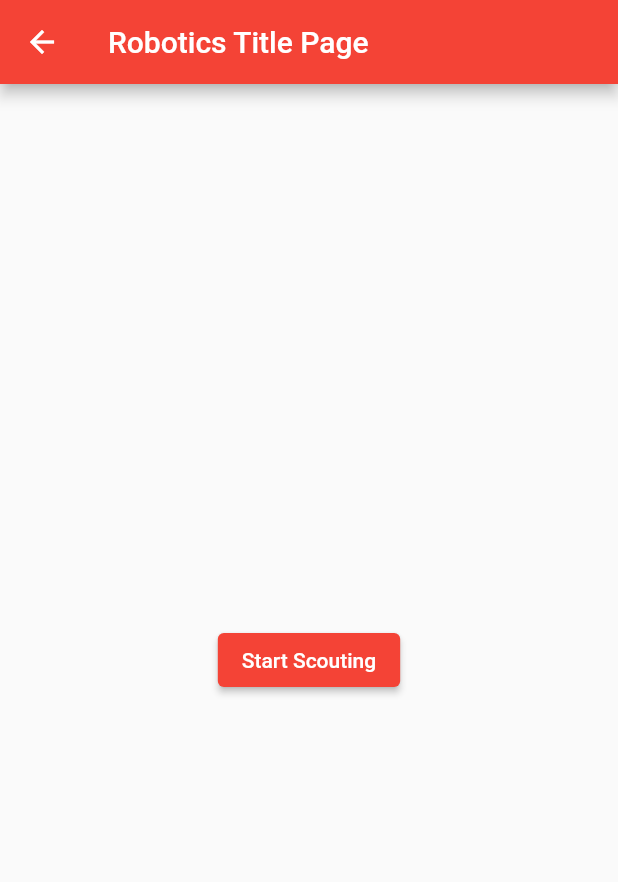
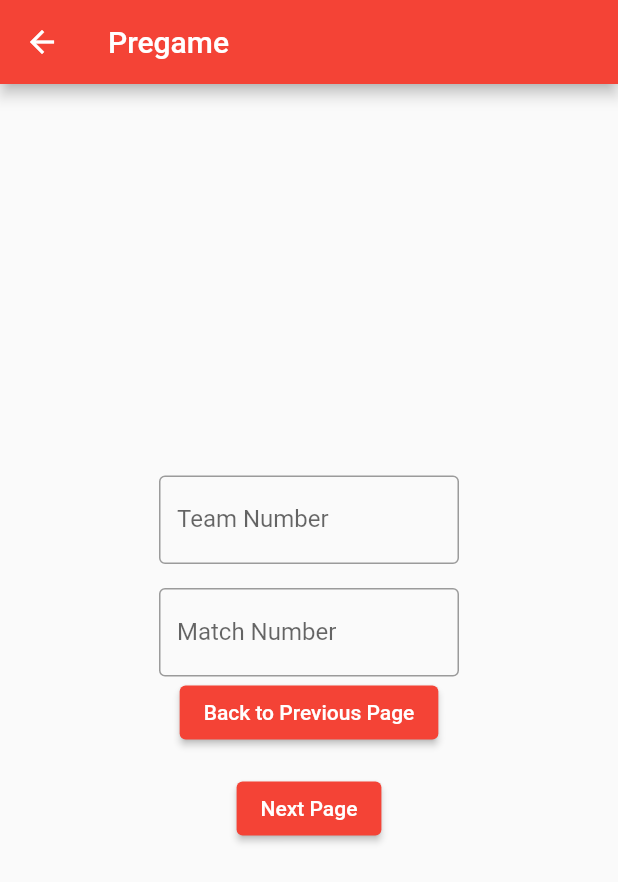
Before and after one commit to team4976/frc-2023-charged-up-scouting, a Flutter app: the AutoPage screen opened by its route, after a tap on "Back to Previous Page", on a phone screen of 412 x 824 dp. Shown: the top 882 px of the screen. Run offline on Flutter 3.47's test engine with Material 2 defaults, Android fonts, the phone set to English and light mode, and no system bars.

Commit message:
Added all of the basic pages, and also we can now focus on adding the code, the functions will help tremendously.

```diff
--- a/lib/Auto.dart
+++ b/lib/Auto.dart
@@ -1,5 +1,6 @@
 import 'package:flutter/material.dart';
 import 'Functions.dart' as Functions;
+
 class AutoPage extends StatefulWidget {
   const AutoPage({Key? key, required this.title}) : super(key: key);
 
@@ -23,7 +24,7 @@ class _AutoPageState extends State<AutoPage> {
           mainAxisAlignment: MainAxisAlignment.center,
               children: [
 
-                ElevatedButton(onPressed: (){Functions.functions.GotoPage("/Index", context);}, child:
+                ElevatedButton(onPressed: (){Functions.functions.GotoPage("/Pregame", context);}, child:
                   Text(
                       "Back to Previous Page"
                   )),
--- a/lib/Data.dart
+++ b/lib/Data.dart
@@ -1 +1,6 @@
 import 'package:flutter/material.dart';
+
+class dataclass {
+  static String TeamNumber = "";
+  static String MatchNumber = "";
+}
--- /dev/null
+++ b/lib/Pregameinfo.dart
@@ -0,0 +1,69 @@
+import 'package:flutter/material.dart';
+import 'Functions.dart';
+import 'Data.dart' as Data;
+
+class pregameinfo extends StatefulWidget {
+  const pregameinfo({Key? key, required this.title}) : super(key: key);
+
+  final String title;
+  @override
+  _pregameinfoState createState() => _pregameinfoState();
+}
+
+class _pregameinfoState extends State<pregameinfo> {
+
+
+  @override
+  Widget build(BuildContext context) {
+    return Scaffold(
+        appBar: AppBar(
+
+          title: Text(widget.title),
+        ),
+        body: Center(
+            child: Column(
+              mainAxisAlignment: MainAxisAlignment.center,
+              children: [
+
+                SizedBox( // <-- SEE HERE
+                  width: 200,
+                  child: TextField(
+                      decoration: const InputDecoration(
+                        labelText: 'Team Number',
+                        border: OutlineInputBorder(),
+                      ),
+                      onChanged: (String inputValue){
+                        Data.dataclass.TeamNumber = inputValue;
+                      }
+                  ),
+                ),
+                const Text(""),
+                SizedBox( // <-- SEE HERE
+                  width: 200,
+                  child: TextField(
+                    decoration: const InputDecoration(
+                      labelText: 'Match Number',
+                      border: OutlineInputBorder(),
+                    ),
+                    onChanged: (String inputValue){
+                      Data.dataclass.MatchNumber = inputValue;
+                    }
+                  ),
+                ),
+
+                //Basic code for switching pages
+                ElevatedButton(onPressed: (){functions.GotoPage("/Index", context);}, child:
+                const Text(
+                    "Back to Previous Page"
+                )),
+
+                const Text(""),
+
+                ElevatedButton(onPressed: (){functions.GotoPage("/Auto", context);}, child:
+                 const Text(
+                    "Next Page"
+                )),
+              ],
+            )));
+  }
+}
--- a/lib/main.dart
+++ b/lib/main.dart
@@ -3,6 +3,8 @@
 import 'Teleop.dart' as Teleop;
 import 'Functions.dart' as Functions;
 import 'Endgame.dart' as Endgame;
+import 'Pregameinfo.dart' as Pregame;
+
 void main() {
   runApp(const MyApp());
 }
@@ -22,6 +24,7 @@
       home: const MyHomePage(title: 'Flutter Demo Home Page'),
       routes: {
         // Add the routes here
+        '/Pregame': (context) => Pregame.pregameinfo(title: 'Pregame'),
         '/Index': (context) => MyHomePage(title: 'Robotics Title Page'),
         '/Auto': (context) => AutoFile.AutoPage(title: 'Autonomous Period'),
         '/Teleop': (context) => Teleop.teleop(title: 'Teleop'),
@@ -55,7 +58,7 @@
             child: Column(
               mainAxisAlignment: MainAxisAlignment.center,
               children: [
-                ElevatedButton(onPressed: () {Functions.functions.GotoPage('/Auto', context);}, child:
+                ElevatedButton(onPressed: () {Functions.functions.GotoPage('/Pregame', context);}, child:
                 Text(
                   "Start Scouting"
                 )),
```
